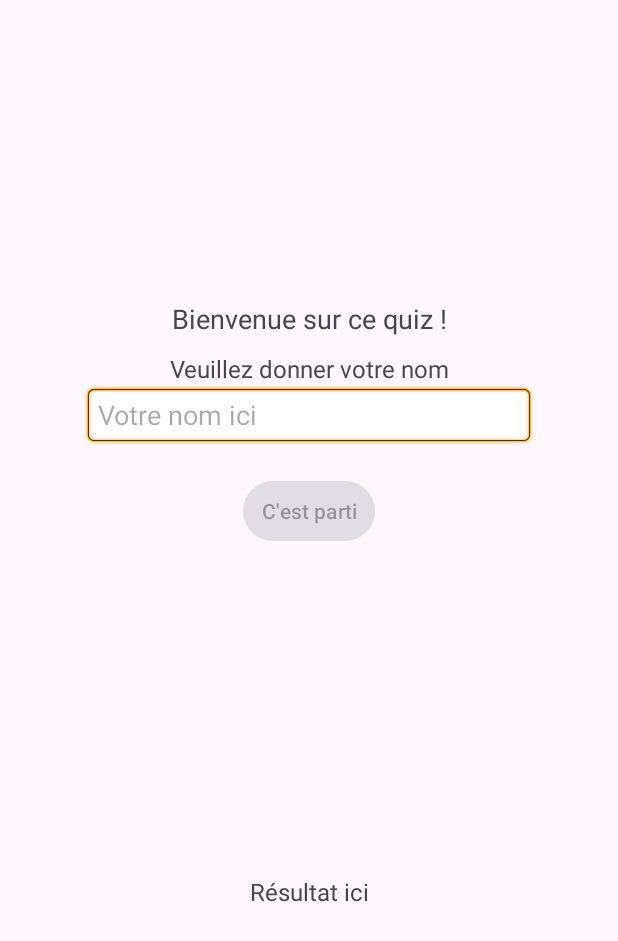
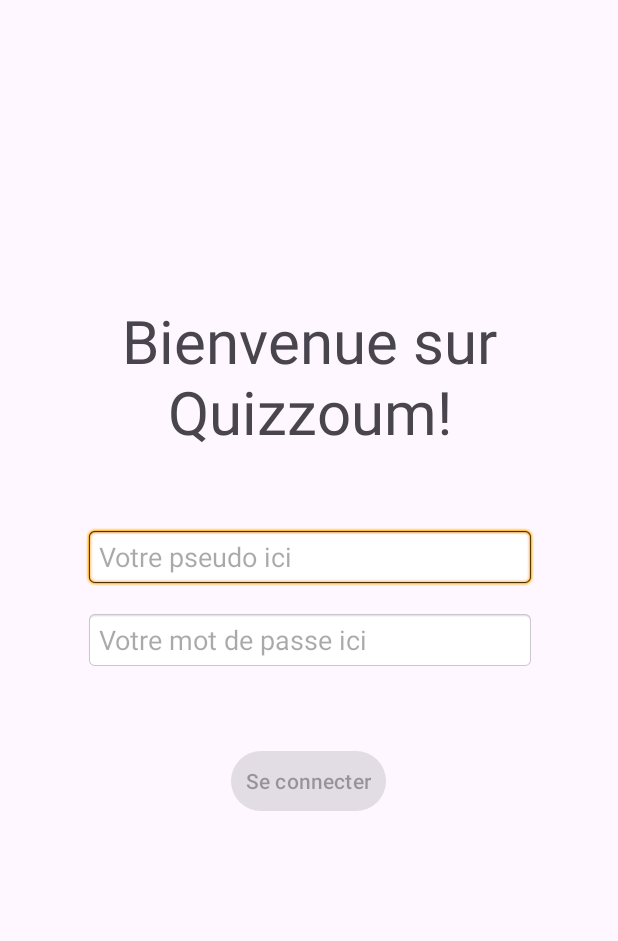
Before and after one commit to Sadrinho27/Quizzoum, an Android app: the screen it shows after launch (MainActivity), on a phone screen of 412 x 824 dp. Shown: the top 941 px of the screen. Run offline under Robolectric (Android 15) with nearby library versions, the phone set to English and light mode, and no system bars.

Commit message:
Added db, fragmentMenu, fragmentAdmin and User class

```diff
--- /dev/null
+++ b/app/src/main/java/com/example/sadrinhotest/DatabaseHelper.java
@@ -0,0 +1,138 @@
+package com.example.sadrinhotest;
+
+import android.content.ContentValues;
+import android.content.Context;
+import android.database.Cursor;
+import android.database.sqlite.SQLiteDatabase;
+import android.database.sqlite.SQLiteOpenHelper;
+import android.util.Log;
+
+import java.util.ArrayList;
+import java.util.List;
+
+public class DatabaseHelper extends SQLiteOpenHelper {
+
+    // Nom et version de la base de données
+    private static final String DATABASE_NAME = "quiz.db";
+    private static final int DATABASE_VERSION = 1;
+
+    // Table Utilisateur
+    private static final String TABLE_USER = "Utilisateur";
+    private static final String COL_ID_USER = "idUser";
+    private static final String COL_USER_PSEUDO = "pseudo";
+    private static final String COL_HASHED_PASSWORD = "hashedPassword";
+    private static final String COL_USER_SCORE_TOTAL = "scoreTotal";
+
+    public DatabaseHelper(Context context) {
+        super(context, DATABASE_NAME, null, DATABASE_VERSION);
+    }
+
+    @Override
+    public void onCreate(SQLiteDatabase db) {
+        // Création des tables
+        String createUtilisateurTable = "CREATE TABLE " + TABLE_USER + " ("
+                + COL_ID_USER + " INTEGER PRIMARY KEY AUTOINCREMENT, "
+                + COL_USER_PSEUDO + " TEXT UNIQUE NOT NULL, "
+                + COL_HASHED_PASSWORD + " TEXT NOT NULL, "
+                + COL_USER_SCORE_TOTAL + " INTEGER DEFAULT 0);";
+
+        // Exécuter les requêtes SQL
+        db.execSQL(createUtilisateurTable);
+    }
+
+    @Override
+    public void onUpgrade(SQLiteDatabase db, int oldVersion, int newVersion) {
+        db.execSQL("DROP TABLE IF EXISTS " + TABLE_USER);
+        onCreate(db);
+    }
+
+    public void ajouterUtilisateur(String pseudo, String password) {
+        SQLiteDatabase db = this.getWritableDatabase();
+
+        // Vérifier si l'utilisateur existe déjà
+        Cursor cursor = db.rawQuery("SELECT * FROM Utilisateur WHERE pseudo = ?", new String[]{pseudo});
+        if (cursor.getCount() > 0) {
+            Log.e("SQLite", "Échec : L'utilisateur existe déjà !");
+            cursor.close();
+            return; // Sortir de la méthode pour éviter l'insertion
+        }
+        cursor.close();
+
+        // Insérer l'utilisateur si le pseudo n'existe pas encore
+        ContentValues values = new ContentValues();
+        values.put("pseudo", pseudo);
+        values.put("password", password);
+
+        long result = db.insert("Utilisateur", null, values);
+        if (result == -1) {
+            Log.e("SQLite", "Erreur lors de l'insertion !");
+        } else {
+            Log.d("SQLite", "Utilisateur ajouté avec succès !");
+        }
+
+        db.close();
+    }
+
+
+    public List<String> getAllUtilisateurs() {
+        List<String> utilisateurs = new ArrayList<>();
+        SQLiteDatabase db = this.getReadableDatabase();
+        Cursor cursor = db.rawQuery("SELECT pseudo FROM Utilisateur", null);
+
+        if (cursor.moveToFirst()) {
+            do {
+                utilisateurs.add(cursor.getString(0));
+            } while (cursor.moveToNext());
+        }
+
+        cursor.close();
+        db.close();
+        return utilisateurs;
+    }
+
+    public boolean checkIfUserExist(String pseudo, String password) {
+        SQLiteDatabase db = this.getReadableDatabase();
+        Cursor cursor = db.rawQuery("SELECT pseudo, password FROM Utilisateur WHERE pseudo = ? AND password = ?", new String[]{pseudo, password});
+
+        boolean exists = cursor.getCount() > 0;
+        cursor.close();
+        db.close();
+
+        return exists;
+    }
+
+    public boolean checkIfUserIsAdmin(String pseudo, String password) {
+        SQLiteDatabase db = this.getReadableDatabase();
+        Cursor cursor = null;
+        boolean isAdmin = false;
+
+        try {
+            cursor = db.query("Utilisateur",
+                    new String[]{"password"},
+                    "pseudo = ? AND role = 'admin'",
+                    new String[]{pseudo},
+                    null, null, null);
+
+            if (cursor.moveToFirst()) {
+                String storedPassword = cursor.getString(0);
+
+                if (storedPassword.equals(password)) {
+                    isAdmin = true;
+                }
+            }
+        } finally {
+            if (cursor != null) cursor.close();
+            db.close();
+        }
+
+        return isAdmin;
+    }
+
+
+    public void supprimerUtilisateur(String pseudo) {
+        SQLiteDatabase db = this.getWritableDatabase();
+        db.delete("Utilisateur", "pseudo=?", new String[]{pseudo});
+        db.close();
+    }
+
+}
--- a/app/src/main/res/layout/fragment_accueil.xml
+++ b/app/src/main/res/layout/fragment_accueil.xml
@@ -7,77 +7,58 @@
     android:layout_height="match_parent"
     tools:context=".FragmentAccueil">
 
-    <!-- Title Text -->
     <TextView
         android:id="@+id/title"
         android:layout_width="wrap_content"
         android:layout_height="wrap_content"
-        android:text="Bienvenue sur ce quiz !"
-        app:layout_constraintTop_toTopOf="parent"
+        android:layout_marginStart="100dp"
+        android:layout_marginTop="200dp"
+        android:layout_marginEnd="100dp"
+        android:gravity="center"
+        android:text="Bienvenue sur Quizzoum!"
+        android:textSize="40sp"
+        app:layout_constraintEnd_toEndOf="parent"
         app:layout_constraintStart_toStartOf="parent"
-        app:layout_constraintEnd_toEndOf="parent"
-        app:layout_constraintBottom_toTopOf="@id/subtitle"
-        android:layout_marginTop="200dp"
-        android:layout_marginStart="100dp"
-        android:layout_marginEnd="100dp"
-        android:layout_marginBottom="10dp"
-        android:textSize="18sp"
-        android:gravity="center"/>
+        app:layout_constraintTop_toTopOf="parent" />
 
-    <!-- Subtitle Text -->
-    <TextView
-        android:id="@+id/subtitle"
-        android:layout_width="wrap_content"
-        android:layout_height="wrap_content"
-        android:text="Veuillez donner votre nom"
-        app:layout_constraintTop_toBottomOf="@id/title"
-        app:layout_constraintStart_toStartOf="parent"
-        app:layout_constraintEnd_toEndOf="parent"
-        app:layout_constraintBottom_toTopOf="@id/inputName"
-        android:layout_marginStart="100dp"
-        android:layout_marginEnd="100dp"
-        android:layout_marginBottom="20dp"
-        android:textSize="16sp"
-        android:gravity="center"/>
-
-    <!-- EditText for user input -->
     <EditText
-        android:id="@+id/inputName"
+        android:id="@+id/pseudoInput"
         android:layout_width="300dp"
         android:layout_height="40dp"
-        android:hint="Votre nom ici"
+        android:layout_marginStart="50dp"
+        android:layout_marginTop="50dp"
+        android:layout_marginEnd="50dp"
         android:background="@android:drawable/editbox_background"
-        app:layout_constraintTop_toBottomOf="@id/subtitle"
+        android:hint="Votre pseudo ici"
+        app:layout_constraintEnd_toEndOf="parent"
+        app:layout_constraintHorizontal_bias="0.545"
         app:layout_constraintStart_toStartOf="parent"
+        app:layout_constraintTop_toBottomOf="@+id/title" />
+
+    <EditText
+        android:id="@+id/passwordInput"
+        android:layout_width="300dp"
+        android:layout_height="40dp"
+        android:layout_marginStart="50dp"
+        android:layout_marginTop="15dp"
+        android:layout_marginEnd="50dp"
+        android:background="@android:drawable/editbox_background"
+        android:hint="Votre mot de passe ici"
         app:layout_constraintEnd_toEndOf="parent"
-        android:layout_marginStart="50dp"
-        android:layout_marginEnd="50dp"
-        app:layout_constraintHorizontal_bias="0.5"/>
+        app:layout_constraintHorizontal_bias="0.545"
+        app:layout_constraintStart_toStartOf="parent"
+        app:layout_constraintTop_toBottomOf="@+id/pseudoInput" />
 
-    <!-- Button -->
     <Button
         android:id="@+id/button"
         android:layout_width="wrap_content"
         android:layout_height="wrap_content"
-        android:text="C'est parti"
-        app:layout_constraintTop_toBottomOf="@id/inputName"
+        android:layout_marginTop="50dp"
+        android:padding="10dp"
+        android:text="Se connecter"
+        app:layout_constraintEnd_toEndOf="parent"
+        app:layout_constraintHorizontal_bias="0.498"
         app:layout_constraintStart_toStartOf="parent"
-        app:layout_constraintEnd_toEndOf="parent"
-        android:layout_marginTop="20dp"
-        android:padding="10dp"
-        app:layout_constraintHorizontal_bias="0.5"/>
-
-    <!-- Text for Result -->
-    <TextView
-        android:id="@+id/textResult"
-        android:layout_width="wrap_content"
-        android:layout_height="wrap_content"
-        app:layout_constraintTop_toBottomOf="@id/button"
-        app:layout_constraintStart_toStartOf="parent"
-        app:layout_constraintEnd_toEndOf="parent"
-        app:layout_constraintBottom_toBottomOf="parent"
-        android:text="Résultat ici"
-        android:textSize="16sp"
-        android:gravity="center"/>
+        app:layout_constraintTop_toBottomOf="@+id/passwordInput" />
 
 </androidx.constraintlayout.widget.ConstraintLayout>
```
Also changed, not shown: app/src/main/java/com/example/sadrinhotest/FragmentAccueil.java (+54 -17 lines), app/src/main/java/com/example/sadrinhotest/FragmentAdmin.java (added, +33 -0 lines), app/src/main/java/com/example/sadrinhotest/FragmentMenu.java (added, +98 -0 lines), app/src/main/java/com/example/sadrinhotest/MainActivity.java (+9 -0 lines), app/src/main/java/com/example/sadrinhotest/User.java (added, +21 -0 lines), app/src/main/java/com/example/sadrinhotest/UserViewModel.java (added, +17 -0 lines), app/src/main/res/layout/fragment_admin.xml (added, +14 -0 lines), app/src/main/res/layout/fragment_menu.xml (added, +63 -0 lines), app/src/main/res/drawable/quizzoum0.png (added), 3 other files.
